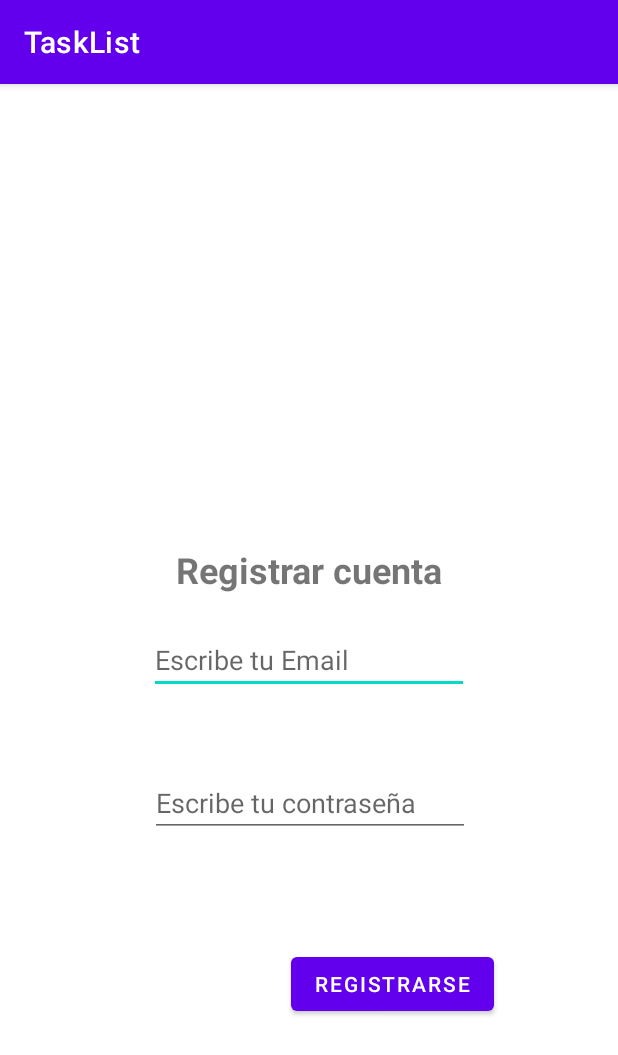
After one commit to IsaMaru98/TaskListApp, an Android app: the RegisterActivity screen opened directly, with no data from a screen before it, on a phone screen of 412 x 824 dp. The commit adds this screen. Shown: the top 1055 px of the screen. Run offline under Robolectric (Android 15) with nearby library versions, the phone set to English and light mode, and no system bars; our stand-ins replace Firebase (no records; nobody signed in at launch, a user with empty details on screens opened directly); libraries missing offline, so code that uses them is left out: com.basgeekball.awesomevalidation; 3 statements that could not run were skipped.

Commit message:
Create user FB done, RegisterActivity basic layout created

```diff
--- a/app/build.gradle
+++ b/app/build.gradle
@@ -34,6 +34,7 @@ dependencies {
     implementation 'com.google.android.material:material:1.4.0'
     implementation 'androidx.constraintlayout:constraintlayout:2.1.2'
     implementation 'com.google.firebase:firebase-auth:21.0.1'
+    implementation 'com.basgeekball:awesome-validation:4.3'
     testImplementation 'junit:junit:4.+'
     androidTestImplementation 'androidx.test.ext:junit:1.1.3'
     androidTestImplementation 'androidx.test.espresso:espresso-core:3.4.0'
--- a/app/src/main/AndroidManifest.xml
+++ b/app/src/main/AndroidManifest.xml
@@ -9,6 +9,9 @@
         android:roundIcon="@mipmap/ic_launcher_round"
         android:supportsRtl="true"
         android:theme="@style/Theme.TaskList">
+        <activity
+            android:name=".RegisterActivity"
+            android:exported="false" />
         <activity
             android:name=".TasksActivity"
             android:exported="false" />
--- /dev/null
+++ b/app/src/main/res/layout/activity_register.xml
@@ -0,0 +1,69 @@
+<?xml version="1.0" encoding="utf-8"?>
+<androidx.constraintlayout.widget.ConstraintLayout xmlns:android="http://schemas.android.com/apk/res/android"
+    xmlns:app="http://schemas.android.com/apk/res-auto"
+    xmlns:tools="http://schemas.android.com/tools"
+    android:layout_width="match_parent"
+    android:layout_height="match_parent"
+    tools:context=".RegisterActivity">
+
+    <TextView
+        android:id="@+id/tvTextRegister"
+        android:layout_width="wrap_content"
+        android:layout_height="wrap_content"
+        android:layout_marginStart="100dp"
+        android:layout_marginTop="284dp"
+        android:layout_marginEnd="100dp"
+        android:layout_marginBottom="428dp"
+        android:text="@string/RegisterAcc_text"
+        android:textAlignment="center"
+        android:textSize="24sp"
+        android:textStyle="bold"
+        app:layout_constraintBottom_toBottomOf="parent"
+        app:layout_constraintEnd_toEndOf="parent"
+        app:layout_constraintHorizontal_bias="0.5"
+        app:layout_constraintStart_toStartOf="parent"
+        app:layout_constraintTop_toTopOf="parent"
+        app:layout_constraintVertical_bias="1.0" />
+
+    <EditText
+        android:id="@+id/etEmail_singUp"
+        android:layout_width="wrap_content"
+        android:layout_height="wrap_content"
+        android:ems="10"
+        android:inputType="textEmailAddress"
+        android:hint="@string/Email_hint"
+        app:layout_constraintBottom_toBottomOf="parent"
+        app:layout_constraintEnd_toEndOf="parent"
+        app:layout_constraintHorizontal_bias="0.5"
+        app:layout_constraintStart_toStartOf="parent"
+        app:layout_constraintTop_toTopOf="parent"
+        tools:layout_editor_absoluteX="92dp"
+        tools:layout_editor_absoluteY="345dp" />
+
+    <EditText
+        android:id="@+id/etPass_singUp"
+        android:layout_width="wrap_content"
+        android:layout_height="wrap_content"
+        android:ems="10"
+        android:inputType="textPassword"
+        android:hint="@string/Password_hint"
+        app:layout_constraintBottom_toBottomOf="parent"
+        app:layout_constraintEnd_toEndOf="parent"
+        app:layout_constraintHorizontal_bias="0.502"
+        app:layout_constraintStart_toStartOf="parent"
+        app:layout_constraintTop_toTopOf="parent"
+        app:layout_constraintVertical_bias="0.632" />
+
+    <Button
+        android:id="@+id/btnRegistrar"
+        android:layout_width="wrap_content"
+        android:layout_height="wrap_content"
+        android:text="@string/SingUp_Text"
+        app:layout_constraintBottom_toBottomOf="parent"
+        app:layout_constraintEnd_toEndOf="parent"
+        app:layout_constraintHorizontal_bias="0.7"
+        app:layout_constraintStart_toStartOf="parent"
+        app:layout_constraintTop_toTopOf="parent"
+        app:layout_constraintVertical_bias="0.8" />
+
+</androidx.constraintlayout.widget.ConstraintLayout>
--- a/app/src/main/res/values/strings.xml
+++ b/app/src/main/res/values/strings.xml
@@ -8,5 +8,12 @@
     <string name="SingUp_Text">Registrarse</string>
     <string name="LogIn_Text">Acceder</string>
     <string name="enterTask_hint">Escribe la descripción de la tarea</string>
+    <string name="RegisterAcc_text">Registrar cuenta</string>
+
+
+    <string name="invalid_mail">Ingrese mail válido</string>
+    <string name="invalid_password">6 caracteres o más requeridos</string>
+
+
 
 </resources>
--- a/settings.gradle
+++ b/settings.gradle
@@ -4,6 +4,7 @@ dependencyResolutionManagement {
         google()
         mavenCentral()
         jcenter() // Warning: this repository is going to shut down soon
+        maven { url 'https://jitpack.io' }
     }
 }
 rootProject.name = "TaskList"
```
Also changed, not shown: app/src/main/java/com/isamaru/tasklist/LoginActivity.java (+114 -0 lines), app/src/main/java/com/isamaru/tasklist/RegisterActivity.java (added, +151 -0 lines).
